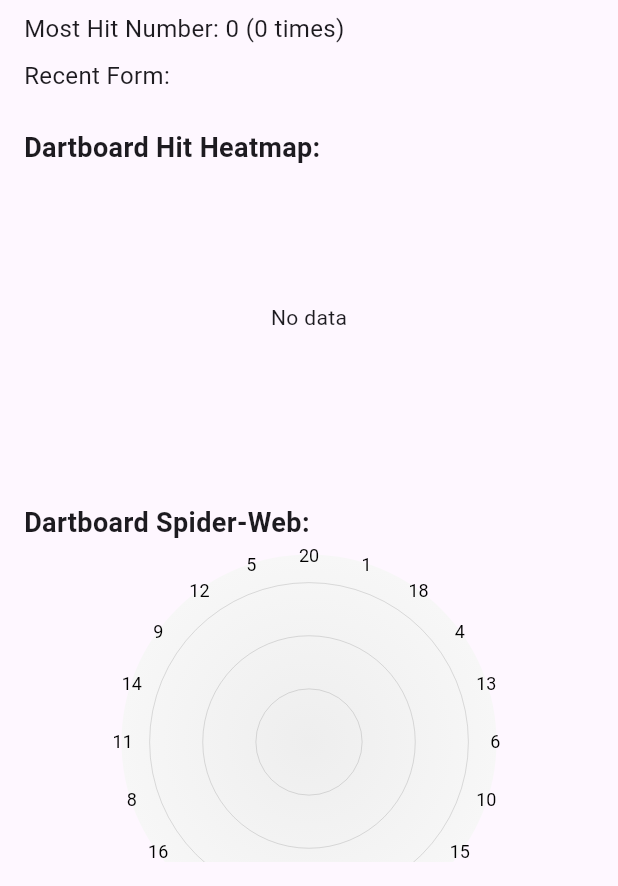
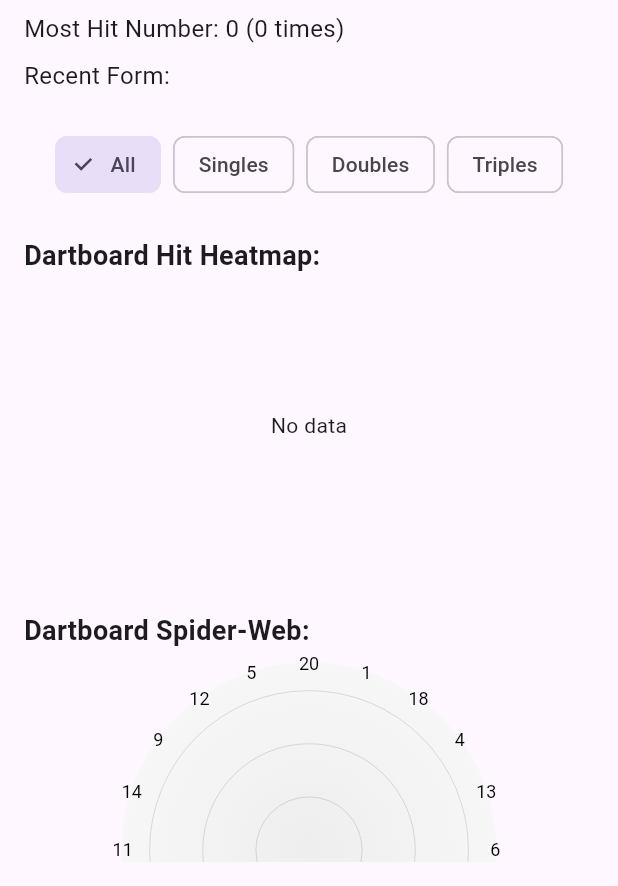
Before and after one commit to GunnarAgustsson/DartsApp, a Flutter app: the PlayerInfoScreen screen opened directly with empty values, on a phone screen of 412 x 824 dp, the part 350-1236 px from its top. Run offline on Flutter 3.47's test engine with Material 3 defaults, Android fonts, the phone set to English and light mode, and no system bars; our stand-ins replace fl_chart, flutter_svg, shared_preferences; accounts and stored records are empty.

Commit message:
better darts graphs

```diff
--- a/dars_scoring_app/lib/screens/player_info_screen.dart
+++ b/dars_scoring_app/lib/screens/player_info_screen.dart
@@ -3,6 +3,8 @@ import 'package:shared_preferences/shared_preferences.dart';
 import 'dart:convert';
 import 'package:fl_chart/fl_chart.dart';
 import 'package:dars_scoring_app/widgets/spiderweb_painter.dart';
+
+enum HitTypeFilter { all, singles, doubles, triples }
 
 class PlayerInfoScreen extends StatefulWidget {
   final String playerName;
@@ -25,6 +27,7 @@ class _PlayerInfoScreenState extends State<PlayerInfoScreen> {
   int mostHitNumber = 0;
   int mostHitCount = 0;
   List<bool> recentResults = []; // true = win, false = loss
+  HitTypeFilter _selectedFilter = HitTypeFilter.all;
 
   @override
   void initState() {
@@ -125,6 +128,30 @@ class _PlayerInfoScreenState extends State<PlayerInfoScreen> {
     });
   }
 
+  Map<int, int> _filteredHeatmap(HitTypeFilter filter) {
+    final filtered = <int, int>{};
+    for (final entry in hitHeatmap.entries) {
+      filtered[entry.key] = 0;
+    }
+    for (final g in lastGames) {
+      final throws = (g['throws'] as List)
+          .where((t) => t['player'] == widget.playerName)
+          .toList();
+      for (final t in throws) {
+        if (t['wasBust'] == true) continue;
+        final value = t['value'] ?? 0;
+        final multiplier = t['multiplier'] ?? 1;
+        if (filter == HitTypeFilter.all ||
+            (filter == HitTypeFilter.singles && multiplier == 1) ||
+            (filter == HitTypeFilter.doubles && multiplier == 2) ||
+            (filter == HitTypeFilter.triples && multiplier == 3)) {
+          filtered[value] = (filtered[value] ?? 0) + 1;
+        }
+      }
+    }
+    return filtered;
+  }
+
   void _showGameDetailsDialog(Map<String, dynamic> game) {
     final throws = (game['throws'] as List)
         .map((t) => {
@@ -181,7 +208,8 @@ class _PlayerInfoScreenState extends State<PlayerInfoScreen> {
 
   @override
   Widget build(BuildContext context) {
-    final maxHits = hitHeatmap.values.isEmpty ? 1 : hitHeatmap.values.reduce((a, b) => a > b ? a : b);
+    final filteredHeatmap = _filteredHeatmap(_selectedFilter);
+    final maxHits = filteredHeatmap.values.isEmpty ? 1 : filteredHeatmap.values.reduce((a, b) => a > b ? a : b);
 
     return Scaffold(
       appBar: AppBar(title: Text('${widget.playerName} Stats')),
@@ -233,22 +261,64 @@ class _PlayerInfoScreenState extends State<PlayerInfoScreen> {
               ],
             ),
             const SizedBox(height: 24),
+            Row(
+              mainAxisAlignment: MainAxisAlignment.center,
+              children: [
+                ChoiceChip(
+                  label: const Text('All'),
+                  selected: _selectedFilter == HitTypeFilter.all,
+                  onSelected: (_) => setState(() => _selectedFilter = HitTypeFilter.all),
+                ),
+                const SizedBox(width: 8),
+                ChoiceChip(
+                  label: const Text('Singles'),
+                  selected: _selectedFilter == HitTypeFilter.singles,
+                  onSelected: (_) => setState(() => _selectedFilter = HitTypeFilter.singles),
+                ),
+                const SizedBox(width: 8),
+                ChoiceChip(
+                  label: const Text('Doubles'),
+                  selected: _selectedFilter == HitTypeFilter.doubles,
+                  onSelected: (_) => setState(() => _selectedFilter = HitTypeFilter.doubles),
+                ),
+                const SizedBox(width: 8),
+                ChoiceChip(
+                  label: const Text('Triples'),
+                  selected: _selectedFilter == HitTypeFilter.triples,
+                  onSelected: (_) => setState(() => _selectedFilter = HitTypeFilter.triples),
+                ),
+              ],
+            ),
+            const SizedBox(height: 24),
             const Text('Dartboard Hit Heatmap:', style: TextStyle(fontSize: 18, fontWeight: FontWeight.bold)),
             SizedBox(
               height: 200,
-              child: hitHeatmap.isEmpty
+              child: filteredHeatmap.isEmpty
                   ? const Center(child: Text('No data'))
-                  : BarChart(
+                  : Scrollbar(
+                      thumbVisibility: true,
+                      controller: ScrollController(),
+                      child: SingleChildScrollView(
+                        scrollDirection: Axis.horizontal,
+                        child: SizedBox(
+                          width: filteredHeatmap.length * 24,
+                          child: Builder(
+                            builder: (context) {
+                              final sortedEntries = filteredHeatmap.entries.toList()
+                                ..sort((a, b) => b.value.compareTo(a.value));
+                              return BarChart(
                                 BarChartData(
                                   alignment: BarChartAlignment.spaceAround,
-                        barGroups: hitHeatmap.entries
-                            .map((e) => BarChartGroupData(
-                                  x: e.key,
+                                  barGroups: sortedEntries
+                                      .asMap()
+                                      .entries
+                                      .map((entry) => BarChartGroupData(
+                                            x: entry.key,
                                             barRods: [
                                               BarChartRodData(
-                                      toY: e.value.toDouble(),
-                                      color: Colors.blue,
-                                      width: 8,
+                                                toY: entry.value.value.toDouble(),
+                                                color: entry.value.key == 0 ? Colors.red : Colors.blue,
+                                                width: 12,
                                               ),
                                             ],
                                           ))
@@ -259,7 +329,6 @@ class _PlayerInfoScreenState extends State<PlayerInfoScreen> {
                                         showTitles: true,
                                         reservedSize: 28,
                                         getTitlesWidget: (value, meta) {
-                                // Only show whole numbers
                                           if (value % 1 == 0) {
                                             return Text(value.toInt().toString(), style: const TextStyle(fontSize: 10));
                                           }
@@ -270,7 +339,16 @@ class _PlayerInfoScreenState extends State<PlayerInfoScreen> {
                                     bottomTitles: AxisTitles(
                                       sideTitles: SideTitles(
                                         showTitles: true,
-                              getTitlesWidget: (value, meta) => Text(value.toInt().toString(), style: const TextStyle(fontSize: 10)),
+                                        getTitlesWidget: (value, meta) {
+                                          final idx = value.toInt();
+                                          if (idx >= 0 && idx < sortedEntries.length) {
+                                            return Text(
+                                              sortedEntries[idx].key == 0 ? 'M' : sortedEntries[idx].key.toString(),
+                                              style: const TextStyle(fontSize: 12),
+                                            );
+                                          }
+                                          return const SizedBox.shrink();
+                                        },
                                         reservedSize: 24,
                                       ),
                                     ),
@@ -279,6 +357,11 @@ class _PlayerInfoScreenState extends State<PlayerInfoScreen> {
                                   ),
                                   borderData: FlBorderData(show: false),
                                   gridData: FlGridData(show: false),
+                                ),
+                              );
+                            },
+                          ),
+                        ),
                       ),
                     ),
             ),
@@ -294,7 +377,7 @@ class _PlayerInfoScreenState extends State<PlayerInfoScreen> {
                     height: 250,
                     child: CustomPaint(
                       painter: SpiderWebPainter(
-                        hitHeatmap,
+                        filteredHeatmap,
                         maxHits,
                         Theme.of(context).brightness, // pass brightness
                       ),
```
Lines whose indentation alone changed are shown as unchanged.
